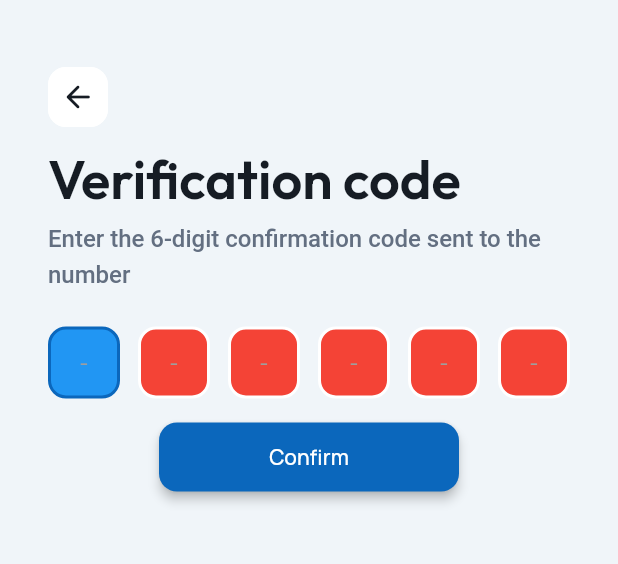
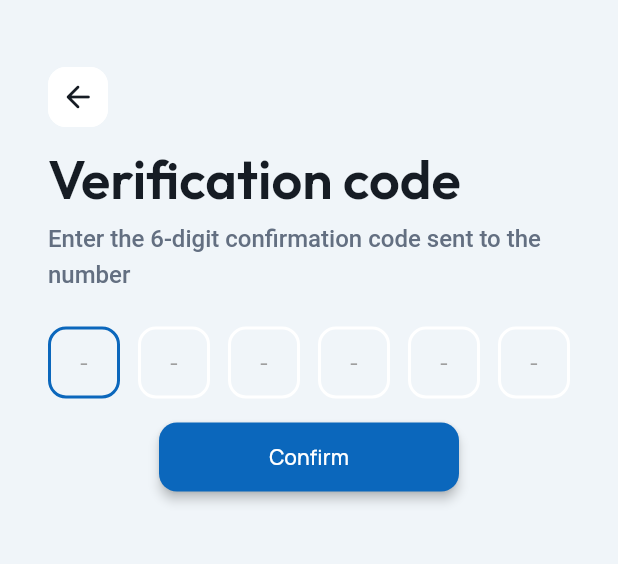
Before and after one commit to Jexelus/AutoBuyDef, a Flutter app: the screen it shows after launch, after a tap on "Continue", on a phone screen of 412 x 824 dp, the part 167-731 px from its top. Run offline on Flutter 3.47's test engine with Material 3 defaults, Android fonts, the light colour scheme and no system bars; drawn by our look-alikes of auto_size_text, flutter_animate, pin_code_fields; our stand-ins replace cloud_firestore, dropdown_button2, easy_debounce, file_picker, firebase_auth, firebase_core and 16 more; missing offline and left inert: emoji_flag_converter, json_path, mime_type; accounts and stored records are empty; network calls fail.

Commit message:
Updating to latest FlutterFlow output.

```diff
--- a/lib/flutter_flow/internationalization.dart
+++ b/lib/flutter_flow/internationalization.dart
@@ -135,6 +135,11 @@ final kTranslationsMap = <Map<String, Map<String, String>>>[
       'ru': 'Профиль',
       'en': 'Profile',
       'ko': '프로필',
+    },
+    'ybdvs5ap': {
+      'ru': 'Сменить тему',
+      'en': '',
+      'ko': '',
     },
     'm4btj391': {
       'ru': 'Профиль',
--- a/lib/flutter_flow/nav/nav.dart
+++ b/lib/flutter_flow/nav/nav.dart
@@ -7,7 +7,6 @@ import '/auth/base_auth_user_provider.dart';
 
 import '/index.dart';
 import '/main.dart';
-import '/flutter_flow/flutter_flow_theme.dart';
 import '/flutter_flow/flutter_flow_util.dart';
 
 export 'package:go_router/go_router.dart';
@@ -318,15 +317,11 @@ class FFRoute {
                 )
               : builder(context, ffParams);
           final child = appStateNotifier.loading
-              ? Center(
-                  child: SizedBox(
-                    width: 50.0,
-                    height: 50.0,
-                    child: CircularProgressIndicator(
-                      valueColor: AlwaysStoppedAnimation<Color>(
-                        FlutterFlowTheme.of(context).primary,
-                      ),
-                    ),
+              ? Container(
+                  color: Colors.transparent,
+                  child: Image.asset(
+                    'assets/images/splash.jpg',
+                    fit: BoxFit.cover,
                   ),
                 )
               : page;
--- a/lib/user_app/auth/phone_login/phone_login_model.dart
+++ b/lib/user_app/auth/phone_login/phone_login_model.dart
@@ -11,6 +11,7 @@ class PhoneLoginModel extends FlutterFlowModel<PhoneLoginWidget> {
 
   ///  State fields for stateful widgets in this page.
 
+  final unfocusNode = FocusNode();
   // State field(s) for phoneNumber widget.
   FocusNode? phoneNumberFocusNode;
   TextEditingController? phoneNumberTextController;
--- a/lib/user_app/auth/phone_verify/phone_verify_model.dart
+++ b/lib/user_app/auth/phone_verify/phone_verify_model.dart
@@ -5,6 +5,7 @@ import 'package:flutter/material.dart';
 class PhoneVerifyModel extends FlutterFlowModel<PhoneVerifyWidget> {
   ///  State fields for stateful widgets in this page.
 
+  final unfocusNode = FocusNode();
   // State field(s) for PinCode widget.
   TextEditingController? pinCodeController;
   String? Function(BuildContext, String?)? pinCodeControllerValidator;
--- a/lib/user_app/auth/phone_verify/phone_verify_widget.dart
+++ b/lib/user_app/auth/phone_verify/phone_verify_widget.dart
@@ -280,7 +280,7 @@ class _PhoneVerifyWidgetState extends State<PhoneVerifyWidget>
                                             ),
                                         mainAxisAlignment:
                                             MainAxisAlignment.spaceBetween,
-                                        enableActiveFill: true,
+                                        enableActiveFill: false,
                                         autoFocus: true,
                                         enablePinAutofill: true,
                                         errorTextSpace: 16.0,
--- a/lib/user_app/auth/profile/profile_model.dart
+++ b/lib/user_app/auth/profile/profile_model.dart
@@ -5,6 +5,7 @@ import 'package:flutter/material.dart';
 class ProfileModel extends FlutterFlowModel<ProfileWidget> {
   ///  State fields for stateful widgets in this page.
 
+  final unfocusNode = FocusNode();
   bool isDataUploading = false;
   FFUploadedFile uploadedLocalFile =
       FFUploadedFile(bytes: Uint8List.fromList([]));
--- a/lib/user_app/chat/chat_page/chat_page_model.dart
+++ b/lib/user_app/chat/chat_page/chat_page_model.dart
@@ -6,6 +6,7 @@ import 'package:flutter/material.dart';
 class ChatPageModel extends FlutterFlowModel<ChatPageWidget> {
   ///  State fields for stateful widgets in this page.
 
+  final unfocusNode = FocusNode();
   // Stores action output result for [Firestore Query - Query a collection] action in ChatPage widget.
   OrdersRecord? order;
   // Stores action output result for [Firestore Query - Query a collection] action in ChatPage widget.
--- a/lib/user_app/orders/create_order/create_order_model.dart
+++ b/lib/user_app/orders/create_order/create_order_model.dart
@@ -11,6 +11,7 @@ class CreateOrderModel extends FlutterFlowModel<CreateOrderWidget> {
 
   ///  State fields for stateful widgets in this page.
 
+  final unfocusNode = FocusNode();
   bool isDataUploading1 = false;
   List<FFUploadedFile> uploadedLocalFiles1 = [];
   List<String> uploadedFileUrls1 = [];
--- a/lib/user_app/orders/orders/orders_model.dart
+++ b/lib/user_app/orders/orders/orders_model.dart
@@ -3,6 +3,10 @@ import 'orders_widget.dart' show OrdersWidget;
 import 'package:flutter/material.dart';
 
 class OrdersModel extends FlutterFlowModel<OrdersWidget> {
+  ///  State fields for stateful widgets in this page.
+
+  final unfocusNode = FocusNode();
+
   @override
   void initState(BuildContext context) {}
 
--- a/lib/user_app/orders/orders/orders_widget.dart
+++ b/lib/user_app/orders/orders/orders_widget.dart
@@ -154,13 +154,13 @@ class _OrdersWidgetState extends State<OrdersWidget> {
                                   snapshot.data!;
 
                               return ListView.separated(
-                                padding: const EdgeInsets.symmetric(vertical: 4.0),
+                                padding: const EdgeInsets.symmetric(vertical: 12.0),
                                 primary: false,
                                 shrinkWrap: true,
                                 scrollDirection: Axis.vertical,
                                 itemCount: listViewOrdersRecordList.length,
                                 separatorBuilder: (_, __) =>
-                                    const SizedBox(height: 4.0),
+                                    const SizedBox(height: 12.0),
                                 itemBuilder: (context, listViewIndex) {
                                   final listViewOrdersRecord =
                                       listViewOrdersRecordList[listViewIndex];
--- a/lib/user_app/orders/request/request_model.dart
+++ b/lib/user_app/orders/request/request_model.dart
@@ -5,6 +5,7 @@ import 'package:flutter/material.dart';
 class RequestModel extends FlutterFlowModel<RequestWidget> {
   ///  State fields for stateful widgets in this page.
 
+  final unfocusNode = FocusNode();
   final formKey = GlobalKey<FormState>();
   // State field(s) for TextField widget.
   FocusNode? textFieldFocusNode1;
--- a/lib/user_app/orders/request/request_widget.dart
+++ b/lib/user_app/orders/request/request_widget.dart
@@ -532,7 +532,7 @@ class _RequestWidgetState extends State<RequestWidget> {
                                                 0.3,
                                         height: 46.0,
                                         decoration: BoxDecoration(
-                                          color: const Color(0xFF00A06E),
+                                          color: const Color(0xFF00C59F),
                                           borderRadius:
                                               BorderRadius.circular(6.0),
                                         ),
```
Also changed, not shown: lib/user_app/auth/profile/profile_widget.dart (+29 -3 lines), pubspec.yaml (+13 -0 lines), assets/images/adaptive_foreground_icon.png (added), assets/images/app_launcher_icon.png (added), assets/images/error_image.png (added), assets/images/splash.jpg (added), 2 other files.
